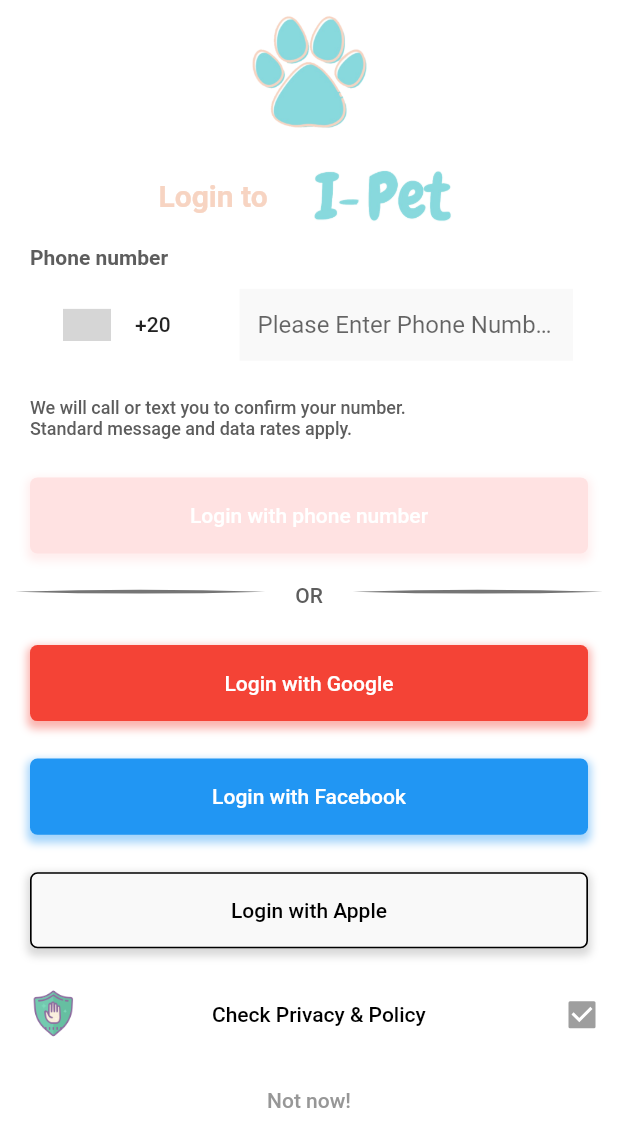
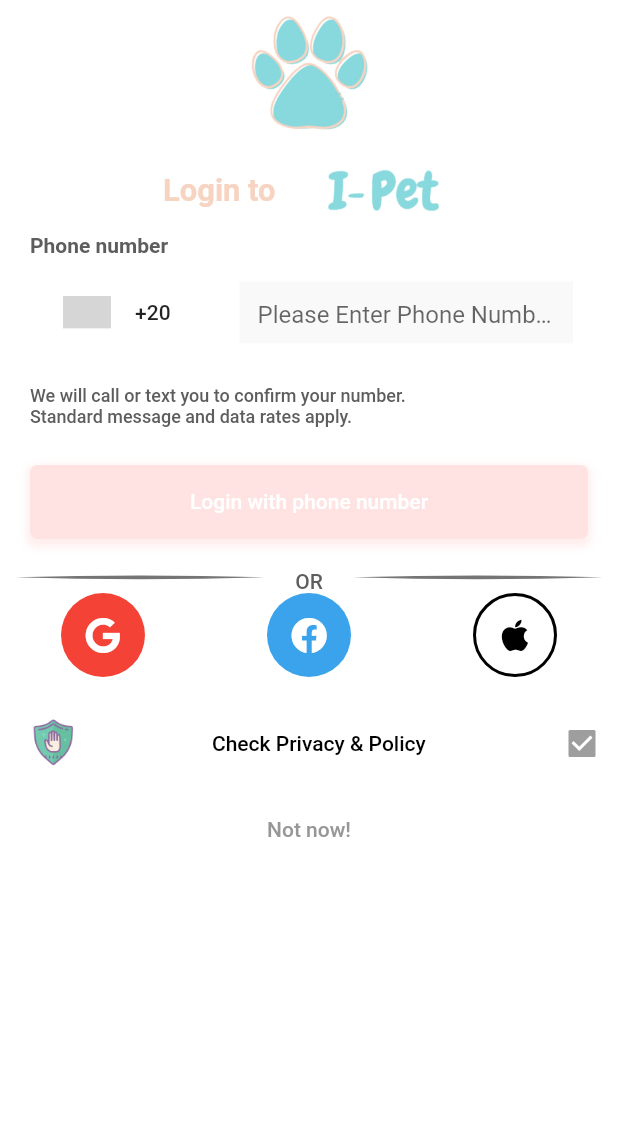
Before and after one commit to MHarooney/IPetMobile, a Flutter app: the screen it shows after launch, after a tap on "Continue", on a phone screen of 412 x 824 dp. Shown: the top 1147 px of the screen. Run offline on Flutter 3.47's test engine with Material 2 defaults, Android fonts, the phone set to English and light mode, and no system bars; drawn by our look-alikes of country_code_picker; our stand-ins replace flutter_screenutil, font_awesome_flutter; Roboto replaces fonts that are missing (Montserrat); grey boxes are pictures that could not be loaded.

Commit message:
Updated Responsive Code and Update Login Screen

```diff
--- a/lib/constants/constants.dart
+++ b/lib/constants/constants.dart
@@ -1,3 +1,4 @@
+import 'package:flutter/cupertino.dart';
 import 'package:flutter/material.dart';
 
 import '../size_config.dart';
@@ -20,6 +21,7 @@ class AppConst {
   static const kTextDarkColor = Color(0xFF5D5D5D);
   static const kBlackColor = Color(0xFF000000);
   static const kBlueBlackColor = Color(0xFF384163);
+  static const kBlueColor = Color(0xFF3BA3EB);
   static const nearlyBlack = Color(0xFF213333);
   static const kTextRareGoldColor = Color(0xFFF7D4C2);
   static const kTextLightRedColor = Color(0xFFFFE2E2);
@@ -67,6 +69,7 @@ class AppConst {
   static const String kPrivacyAndPolicyTxtIc = "assets/images/privacy_ic.png";
   static const String kIPetPawIc = "assets/images/ipet_paw_img.png";
   static const String kIPetTxtImg = "assets/images/ipet_text_img.png";
+  static const String kFBImg = "assets/icons/fb-ic.png";
 
   final otpInputDecoration = InputDecoration(
     contentPadding:
@@ -104,4 +107,14 @@ class AppConst {
             blurRadius: 8,
             offset: Offset(3, 1))
       ]);
+
+  static double getIPetResponsiveHeight(BuildContext context) {
+    return MediaQuery.of(context).size.height -
+        MediaQuery.of(context).padding.top -
+        kToolbarHeight;
+  }
+
+  static double getIPetResponsiveWidth(BuildContext context) {
+    return MediaQuery.of(context).size.width;
+  }
 }
--- a/lib/screens/intro_screen/components/body_intro_screen.dart
+++ b/lib/screens/intro_screen/components/body_intro_screen.dart
@@ -16,7 +16,8 @@ class BodyIntroScreen extends StatelessWidget {
   Widget build(BuildContext context) {
     return SafeArea(
       child: IPetCustomSizedBox(
-        width: double.infinity,
+        width: MediaQuery.of(context).size.width * 1,
+        height: MediaQuery.of(context).size.height * 1,
         iPetChild: Column(
           children: <Widget>[
             // IPetCustomSizedBox(
--- a/lib/screens/intro_screen/components/intro_content.dart
+++ b/lib/screens/intro_screen/components/intro_content.dart
@@ -1,7 +1,6 @@
 import 'package:flutter/material.dart';
 import 'package:flutter_screenutil/flutter_screenutil.dart';
 import 'package:ipet/constants/constants.dart';
-import 'package:ipet/size_config.dart';
 import 'package:ipet/widgets/label.dart';
 
 class IntroContent extends StatefulWidget {
@@ -34,7 +33,7 @@ class _IntroContentState extends State<IntroContent> {
         Image.asset(
           widget.image,
           height: MediaQuery.of(context).size.height * 0.3,
-          width: getProportionateScreenWidth(235),
+          width: MediaQuery.of(context).size.width * 0.8,
         ),
       ],
     );
--- a/lib/screens/login_screen/components/login_body.dart
+++ b/lib/screens/login_screen/components/login_body.dart
@@ -1,11 +1,13 @@
 import 'dart:io';
 
 import 'package:flutter/material.dart';
+import 'package:font_awesome_flutter/font_awesome_flutter.dart';
 import 'package:ipet/constants/constants.dart';
 import 'package:ipet/constants/ipet_dimens.dart';
 import 'package:ipet/screens/home_screen/ipet_home_screen.dart';
 import 'package:ipet/size_config.dart';
 import 'package:ipet/widgets/country_picker/country_picker.dart';
+import 'package:ipet/widgets/custom_circle_raw_material_btn.dart';
 import 'package:ipet/widgets/default_image.dart';
 import 'package:ipet/widgets/ipet_custom_painter/ipet_sharp_divider/sharp_hor_divider.dart';
 import 'package:ipet/widgets/ipet_custom_sizedbox.dart';
@@ -16,34 +18,40 @@ import 'package:ipet/widgets/my_custom_card.dart';
 class LoginBody extends StatelessWidget {
   @override
   Widget build(BuildContext context) {
-    return SingleChildScrollView(
+    return LayoutBuilder(
+      builder: (context, constraints) => IPetCustomSizedBox(
+        height: MediaQuery.of(context).size.height,
+        width: MediaQuery.of(context).size.width,
+        iPetChild: SingleChildScrollView(
           child: SafeArea(
-        child: IPetCustomSizedBox(
-          width: getProportionateScreenWidth(double.infinity),
-          iPetChild: Center(
+            child: Center(
               child: Column(
                 children: <Widget>[
                   DefaultImage(
                     image: AppConst.kIPetPawIc,
-                  width: getProportionateScreenWidth(IPetDimens.space200),
-                  height: getProportionateScreenHeight(IPetDimens.space80),
+                    width: constraints.maxWidth * 0.2,
+                    height: constraints.maxHeight * 0.1,
                   ),
                   Row(
                     mainAxisAlignment: MainAxisAlignment.center,
                     children: [
                       Padding(
-                      padding: const EdgeInsets.only(left: IPetDimens.space20),
+                        padding:
+                            const EdgeInsets.only(left: IPetDimens.space20),
                         child: Label(
                           text: AppConst.kLoginTo,
                           textColor: AppConst.kTextRareGoldColor,
                           fontWeight: FontWeight.bold,
-                        size: IPetDimens.space20,
+                          // size: IPetDimens.space20,
+                          size: MediaQuery.of(context).size.width * 0.05,
                         ),
                       ),
                       DefaultImage(
                         image: AppConst.kIPetTxtImg,
-                      width: getProportionateScreenWidth(IPetDimens.space120),
-                      height: getProportionateScreenHeight(IPetDimens.space50),
+                        width: MediaQuery.of(context).size.width * 0.3,
+                        // height:
+                        //     getProportionateScreenHeight(IPetDimens.space50),
+                        height: constraints.maxHeight * 0.05,
                       ),
                     ],
                   ),
@@ -51,7 +59,8 @@ class LoginBody extends StatelessWidget {
                     crossAxisAlignment: CrossAxisAlignment.stretch,
                     children: [
                       Padding(
-                      padding: const EdgeInsets.only(left: IPetDimens.space20),
+                        padding:
+                            const EdgeInsets.only(left: IPetDimens.space20),
                         child: Label(
                           text: AppConst.kPhoneNoTxt,
                           textColor: AppConst.kTextDarkColor,
@@ -75,6 +84,7 @@ class LoginBody extends StatelessWidget {
                               padding: const EdgeInsets.only(
                                   right: IPetDimens.space20),
                               child: MyCustomCard(
+                                ipetHeight: constraints.maxHeight * 0.05,
                                 iPetBoxShadow: [
                                   AppConst.iPetLoginBoxShadow(
                                     btnColor: Colors.grey.withOpacity(0.2),
@@ -87,7 +97,8 @@ class LoginBody extends StatelessWidget {
                                   ),
                                   child: TextField(
                                     decoration: InputDecoration(
-                                    fillColor: AppConst.kPrimarySemiWhiteColor,
+                                      fillColor:
+                                          AppConst.kPrimarySemiWhiteColor,
                                       filled: true,
                                       border: InputBorder.none,
                                       hintText: AppConst.kPleaseEnterPhoneNoTxt,
@@ -101,7 +112,8 @@ class LoginBody extends StatelessWidget {
                       ),
                       IPetCustomSizedBox(height: IPetDimens.space12),
                       Padding(
-                      padding: const EdgeInsets.only(left: IPetDimens.space20),
+                        padding:
+                            const EdgeInsets.only(left: IPetDimens.space20),
                         child: Label(
                           text: AppConst.kPhoneCallOrTxtMsg,
                           textColor: AppConst.kTextDarkColor,
@@ -112,7 +124,7 @@ class LoginBody extends StatelessWidget {
                         onTap: () {},
                         buttonTitle: AppConst.kLoginPhoneNoTxt,
                         colour: AppConst.kTextLightRedColor,
-                      height: getProportionateScreenHeight(IPetDimens.space50),
+                        height: MediaQuery.of(context).size.height * 0.06,
                         width: getProportionateScreenWidth(IPetDimens.space50),
                         textColour: AppConst.kPrimaryWhiteBgColor,
                         myBorderRadius: BorderRadius.circular(
@@ -162,56 +174,45 @@ class LoginBody extends StatelessWidget {
                           ],
                         ),
                       ),
-                    IPetDefaultButton(
-                      onTap: () {},
-                      buttonTitle: AppConst.kLoginWithGoogleTxt,
-                      colour: Colors.red,
-                      height: getProportionateScreenHeight(IPetDimens.space50),
-                      width: getProportionateScreenWidth(IPetDimens.space50),
-                      textColour: AppConst.kPrimaryWhiteBgColor,
-                      myBorderRadius: BorderRadius.circular(IPetDimens.space5),
-                      iPetBoxShadow: [
-                        AppConst.iPetLoginBoxShadow(
-                          btnColor: Colors.red.withOpacity(0.4),
+                      Row(
+                        mainAxisAlignment: MainAxisAlignment.spaceAround,
+                        children: [
+                          IPetCustomCircleBtn(
+                            iconChild: FontAwesomeIcons.google,
+                            iPetIconColor: Colors.white,
+                            iPetFillColor: Colors.red,
+                            iPetBorderSide: BorderSide(
+                              width: 2,
+                              color: Colors.transparent,
+                              style: BorderStyle.solid,
                             ),
-                      ],
                           ),
-                    IPetDefaultButton(
-                      onTap: () {},
-                      buttonTitle: AppConst.kLoginWithFaceBookTxt,
-                      colour: Colors.blue,
-                      height: getProportionateScreenHeight(IPetDimens.space50),
-                      width: getProportionateScreenWidth(IPetDimens.space50),
-                      textColour: AppConst.kPrimaryWhiteBgColor,
-                      myBorderRadius: BorderRadius.circular(IPetDimens.space5),
-                      iPetBoxShadow: [
-                        AppConst.iPetLoginBoxShadow(
-                          btnColor:
-                              Colors.blue.withOpacity(IPetDimens.space0Point4),
+                          IPetCustomCircleBtn(
+                            iconChild: FontAwesomeIcons.facebook,
+                            iPetIconColor: AppConst.kPrimaryWhiteBgColor,
+                            iPetFillColor: AppConst.kBlueColor,
+                            iPetBorderSide: BorderSide(
+                              width: 2,
+                              color: Colors.transparent,
+                              style: BorderStyle.solid,
                             ),
-                      ],
                           ),
-                    IPetDefaultButton(
-                      onTap: () {},
-                      buttonTitle: AppConst.kLoginWithAppleTxt,
-                      colour: AppConst.kPrimarySemiWhiteColor,
-                      height: getProportionateScreenHeight(IPetDimens.space50),
-                      width: getProportionateScreenWidth(IPetDimens.space50),
-                      textColour: Colors.black,
-                      myBorderRadius: BorderRadius.circular(IPetDimens.space5),
-                      iPetBoxBorder: Border.all(
+                          IPetCustomCircleBtn(
+                            iconChild: FontAwesomeIcons.apple,
+                            iPetIconColor: Colors.black,
+                            iPetFillColor: Colors.white,
+                            iPetBorderSide: BorderSide(
+                              width: 2,
                               color: Colors.black,
-                        width: getProportionateScreenWidth(IPetDimens.space1),
+                              style: BorderStyle.solid,
                             ),
-                      iPetBoxShadow: [
-                        AppConst.iPetLoginBoxShadow(
-                          btnColor: Colors.grey.withOpacity(0.4),
                           ),
                         ],
                       ),
                       IPetCustomSizedBox(height: IPetDimens.space20),
                       Padding(
-                      padding: const EdgeInsets.only(left: IPetDimens.space10),
+                        padding:
+                            const EdgeInsets.only(left: IPetDimens.space10),
                         child: Row(
                           mainAxisAlignment: MainAxisAlignment.spaceBetween,
                           children: [
@@ -219,8 +220,8 @@ class LoginBody extends StatelessWidget {
                               image: AppConst.kPrivacyAndPolicyTxtIc,
                               height: getProportionateScreenHeight(
                                   IPetDimens.space32),
-                            width:
-                                getProportionateScreenWidth(IPetDimens.space32),
+                              width: getProportionateScreenWidth(
+                                  IPetDimens.space32),
                             ),
                             Label(
                               textColor: AppConst.kBlackColor,
@@ -268,6 +269,7 @@ class LoginBody extends StatelessWidget {
             ),
           ),
         ),
+      ),
     );
   }
 }
--- /dev/null
+++ b/lib/widgets/custom_circle_raw_material_btn.dart
@@ -0,0 +1,42 @@
+import 'package:flutter/material.dart';
+
+class IPetCustomCircleBtn extends StatelessWidget {
+  IPetCustomCircleBtn({
+    @required this.iconChild,
+    this.onPressed,
+    @required this.iPetFillColor,
+    @required this.iPetIconColor,
+    this.iPetChildCard,
+    this.iPetBorderSide,
+  });
+
+  final IconData iconChild;
+  final Function onPressed;
+  final Color iPetFillColor;
+  final Color iPetIconColor;
+  final Widget iPetChildCard;
+  final BorderSide iPetBorderSide;
+
+  @override
+  Widget build(BuildContext context) {
+    return RawMaterialButton(
+      child: Icon(
+        iconChild,
+        color: iPetIconColor,
+      ),
+      onPressed: onPressed,
+      elevation: 6,
+      constraints: BoxConstraints.tightFor(
+        width: 56.0,
+        height: 56.0,
+      ),
+      shape: CircleBorder(
+        side: iPetBorderSide,
+      ),
+      // shape: RoundedRectangleBorder(
+      //   borderRadius: new BorderRadius.circular(30.0),
+      // ),
+      fillColor: iPetFillColor,
+    );
+  }
+}
--- a/lib/widgets/ipet_custom_painter/ipet_sharp_divider/sharp_hor_divider.dart
+++ b/lib/widgets/ipet_custom_painter/ipet_sharp_divider/sharp_hor_divider.dart
@@ -5,7 +5,7 @@ class IPetSharpDivider extends StatelessWidget {
   @override
   Widget build(BuildContext context) {
     return CustomPaint(
-      size: Size(200, 5),
+      size: Size(100, 5),
       painter: CurvePainter(),
     );
   }
```
Also changed, not shown: lib/responsive_widget.dart (added, +22 -0 lines), assets/icons/fb-ic.png (added), assets/icons/google_white.png (added), 1 other file. Lines whose indentation alone changed are shown as unchanged.
